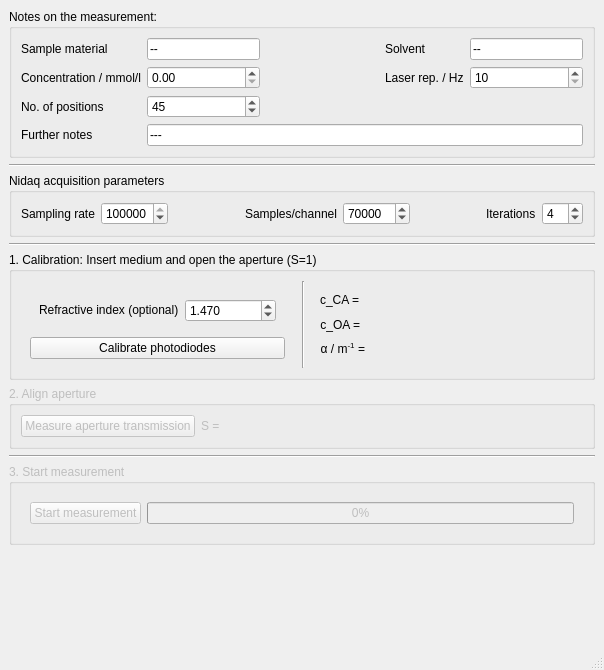
Before: the Qt Designer form gui_design/design.ui in FabianKonig/zScanMeasurementManager, drawn with Qt 5.
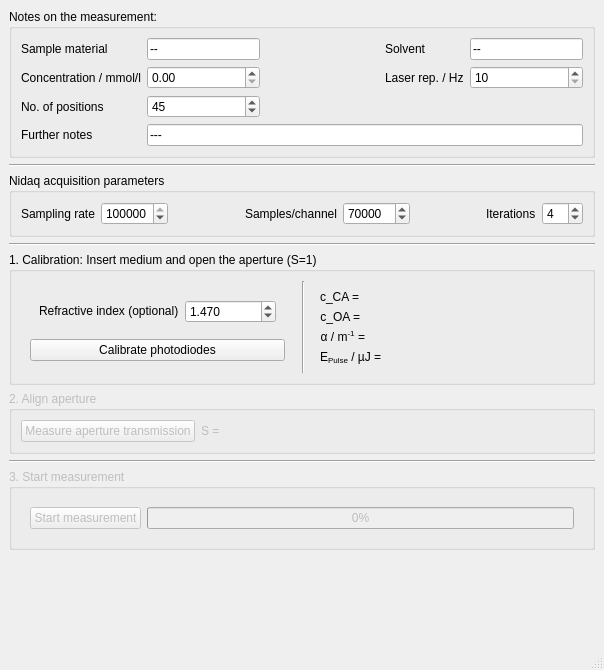
After: the same form once the commit is applied.

Commit message: introduced pulse energy extraction and dsiplay

The edit to the form file:
```diff
--- a/gui_design/design.ui
+++ b/gui_design/design.ui
@@ -441,6 +441,20 @@
             </property>
            </widget>
           </item>
+          <item row="3" column="1">
+           <widget class="QLabel" name="label_pulseEnergy">
+            <property name="text">
+             <string>&lt;html&gt;&lt;head/&gt;&lt;body&gt;&lt;p&gt;E&lt;span style=&quot; vertical-align:sub;&quot;&gt;Pulse&lt;/span&gt; / µJ =&lt;/p&gt;&lt;/body&gt;&lt;/html&gt;</string>
+            </property>
+           </widget>
+          </item>
+          <item row="3" column="2">
+           <widget class="QLabel" name="label_pulseEnergyValue">
+            <property name="text">
+             <string/>
+            </property>
+           </widget>
+          </item>
          </layout>
         </widget>
        </item>
```
Left out of the diff: 2 changed lines with no effect on the pictures. The commit also changes 3 other files.
